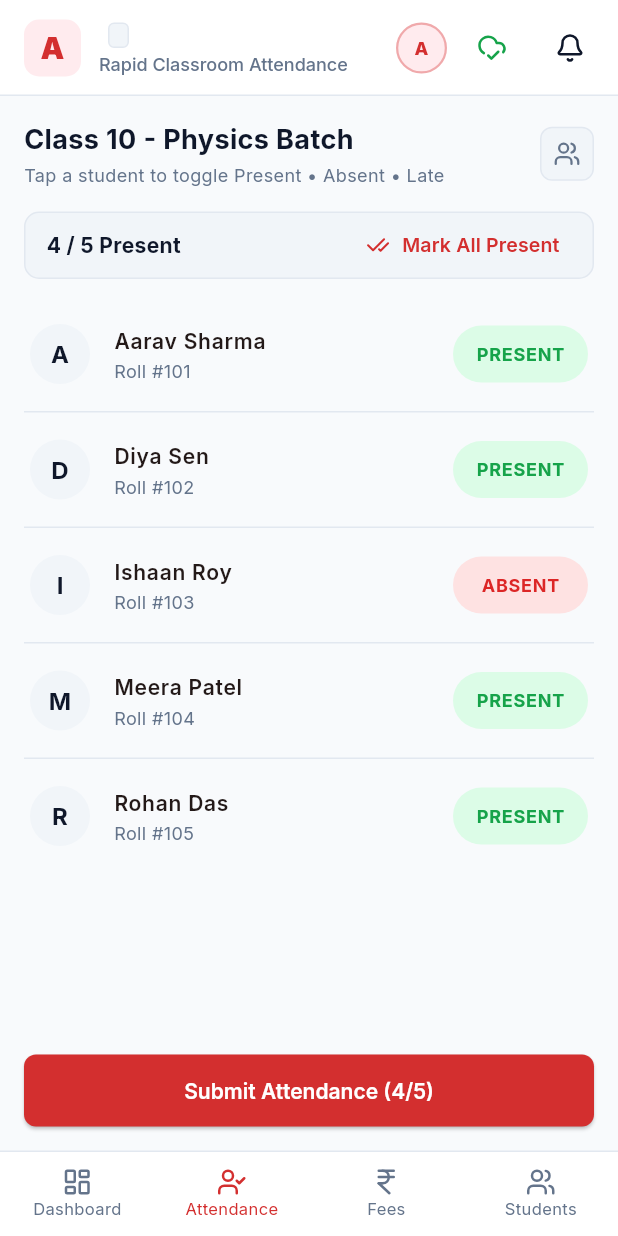
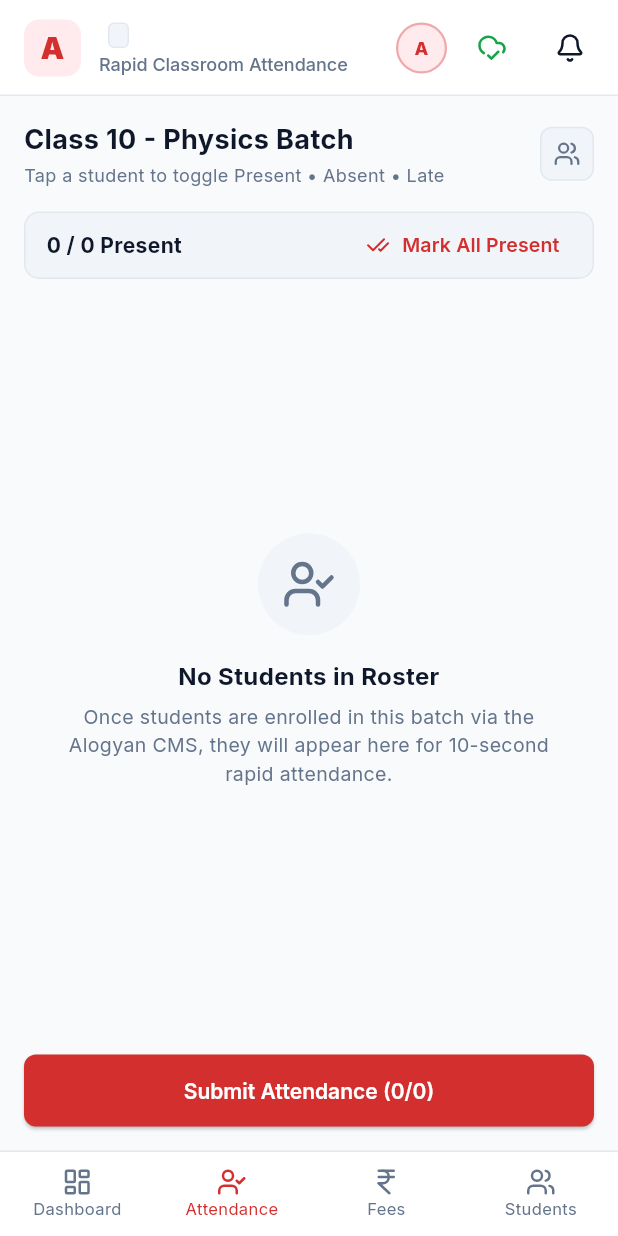
Before and after one commit to sanjoy-ss/startup-projects, a Flutter app: the screen it shows once a user with an empty profile is signed in, item 2 of the bottom bar chosen, on a phone screen of 412 x 824 dp. Run offline on Flutter 3.47's test engine with Material 3 defaults, Android fonts, the phone set to English and light mode, and no system bars; our stand-ins replace cloud_firestore, connectivity_plus, dio, firebase_auth, firebase_core, flutter_svg and 5 more; accounts and stored records are empty; key blocks and very long unbroken strings in the code were emptied for the run.

Commit message:
feat(attendance): bind roster dynamically to real students with responsive empty state

```diff
--- a/alogyan_app/lib/features/attendance/controllers/attendance_controller.dart
+++ b/alogyan_app/lib/features/attendance/controllers/attendance_controller.dart
@@ -1,4 +1,5 @@
 import 'package:get/get.dart';
+import '../../students/controllers/students_controller.dart';
 import '../data/repositories/attendance_repository.dart';
 
 class AttendanceStudent {
@@ -18,14 +19,7 @@ class AttendanceStudent {
 class AttendanceController extends GetxController {
   final AttendanceRepository? repository;
 
-  final RxList<AttendanceStudent> students = <AttendanceStudent>[
-    AttendanceStudent(id: '1', name: 'Aarav Sharma', roll: '101', status: 'present'),
-    AttendanceStudent(id: '2', name: 'Diya Sen', roll: '102', status: 'present'),
-    AttendanceStudent(id: '3', name: 'Ishaan Roy', roll: '103', status: 'absent'),
-    AttendanceStudent(id: '4', name: 'Meera Patel', roll: '104', status: 'present'),
-    AttendanceStudent(id: '5', name: 'Rohan Das', roll: '105', status: 'present'),
-  ].obs;
-
+  final RxList<AttendanceStudent> students = <AttendanceStudent>[].obs;
   final RxBool isSubmitting = false.obs;
 
   AttendanceController({this.repository});
@@ -33,7 +27,18 @@ class AttendanceController extends GetxController {
   @override
   void onInit() {
     super.onInit();
-    final repo = repository ?? (Get.isRegistered<AttendanceRepository>() ? Get.find<AttendanceRepository>() : null);
+    syncRosterFromStudents();
+
+    if (Get.isRegistered<StudentsController>()) {
+      ever(Get.find<StudentsController>().allStudents, (_) {
+        syncRosterFromStudents();
+      });
+    }
+
+    final repo = repository ??
+        (Get.isRegistered<AttendanceRepository>()
+            ? Get.find<AttendanceRepository>()
+            : null);
     if (repo != null) {
       final today = DateTime.now().toIso8601String().substring(0, 10);
       repo.streamAttendance('class_10_physics', today).listen((records) {
@@ -49,10 +54,27 @@ class AttendanceController extends GetxController {
     }
   }
 
+  void syncRosterFromStudents() {
+    if (Get.isRegistered<StudentsController>()) {
+      final studentsCtrl = Get.find<StudentsController>();
+      final currentMap = {for (final s in students) s.id: s.status};
+      final newStudents = studentsCtrl.allStudents.map((s) {
+        return AttendanceStudent(
+          id: s.id,
+          name: s.name,
+          roll: s.id,
+          status: currentMap[s.id] ?? 'present',
+        );
+      }).toList();
+      students.assignAll(newStudents);
+    }
+  }
+
   int get presentCount => students.where((s) => s.status == 'present').length;
   int get totalCount => students.length;
 
   void toggleStatus(int index) {
+    if (index < 0 || index >= students.length) return;
     final student = students[index];
     if (student.status == 'present') {
       student.status = 'absent';
@@ -72,6 +94,15 @@ class AttendanceController extends GetxController {
   }
 
   Future<void> submitAttendance() async {
+    if (students.isEmpty) {
+      Get.snackbar(
+        'Empty Roster',
+        'Cannot record attendance when no students are enrolled in this batch.',
+        snackPosition: SnackPosition.BOTTOM,
+      );
+      return;
+    }
+
     isSubmitting.value = true;
     final records = <String, String>{};
     for (final s in students) {
@@ -79,7 +110,10 @@ class AttendanceController extends GetxController {
     }
 
     final today = DateTime.now().toIso8601String().substring(0, 10);
-    final repo = repository ?? (Get.isRegistered<AttendanceRepository>() ? Get.find<AttendanceRepository>() : null);
+    final repo = repository ??
+        (Get.isRegistered<AttendanceRepository>()
+            ? Get.find<AttendanceRepository>()
+            : null);
 
     if (repo != null) {
       await repo.saveAttendance('class_10_physics', today, records);
--- a/alogyan_app/lib/features/attendance/screens/quick_attendance_screen.dart
+++ b/alogyan_app/lib/features/attendance/screens/quick_attendance_screen.dart
@@ -83,6 +83,50 @@ class QuickAttendanceScreen extends StatelessWidget {
         Expanded(
           child: Obx(() {
             final students = controller.students;
+            if (students.isEmpty) {
+              return Center(
+                child: Padding(
+                  padding: const EdgeInsets.all(32.0),
+                  child: Column(
+                    mainAxisAlignment: MainAxisAlignment.center,
+                    children: [
+                      Container(
+                        padding: const EdgeInsets.all(16),
+                        decoration: const BoxDecoration(
+                          color: AlogyanColors.surfaceMuted,
+                          shape: BoxShape.circle,
+                        ),
+                        child: const Icon(
+                          LucideIcons.userCheck,
+                          size: 36,
+                          color: AlogyanColors.textSecondary,
+                        ),
+                      ),
+                      const SizedBox(height: 16),
+                      const Text(
+                        'No Students in Roster',
+                        style: TextStyle(
+                          fontSize: 16,
+                          fontWeight: FontWeight.w700,
+                          color: AlogyanColors.textPrimary,
+                        ),
+                        textAlign: TextAlign.center,
+                      ),
+                      const SizedBox(height: 6),
+                      const Text(
+                        'Once students are enrolled in this batch via the Alogyan CMS, they will appear here for 10-second rapid attendance.',
+                        style: TextStyle(
+                          fontSize: 13,
+                          color: AlogyanColors.textSecondary,
+                        ),
+                        textAlign: TextAlign.center,
+                      ),
+                    ],
+                  ),
+                ),
+              );
+            }
+
             return ListView.separated(
               padding: const EdgeInsets.symmetric(horizontal: 16, vertical: 4),
               itemCount: students.length,
@@ -106,7 +150,9 @@ class QuickAttendanceScreen extends StatelessWidget {
                   leading: CircleAvatar(
                     backgroundColor: AlogyanColors.surfaceMuted,
                     child: Text(
-                      student.name.substring(0, 1),
+                      student.name.isNotEmpty
+                          ? student.name.substring(0, 1).toUpperCase()
+                          : 'S',
                       style: const TextStyle(fontWeight: FontWeight.bold, color: AlogyanColors.textPrimary),
                     ),
                   ),
```
Also changed, not shown: 1 other file.
